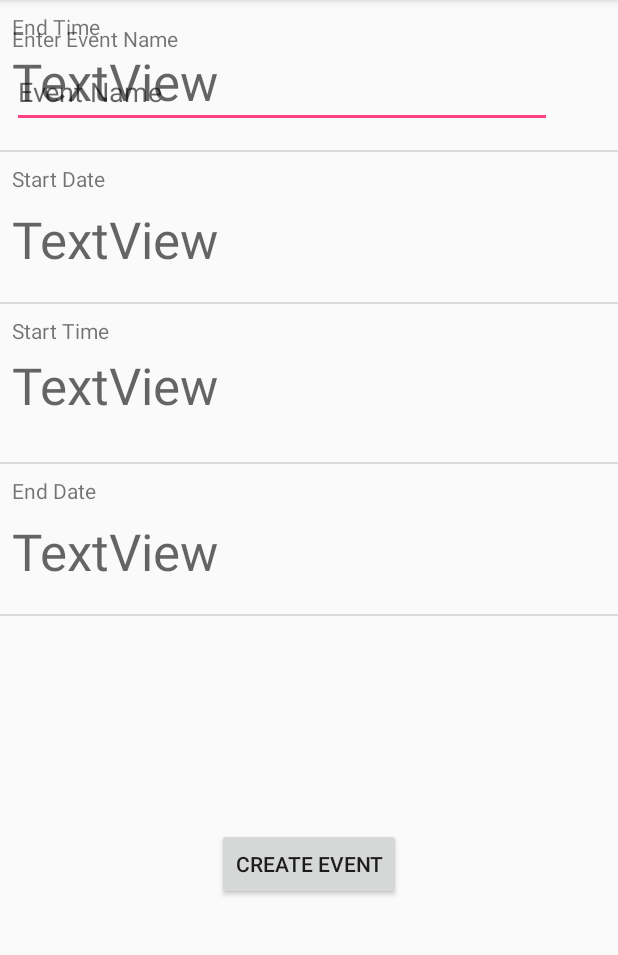
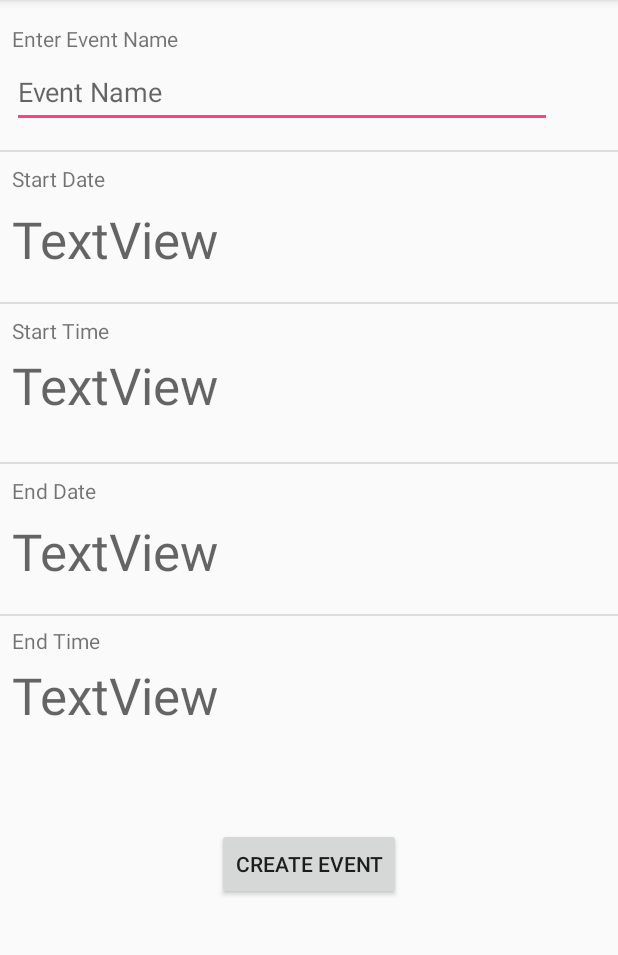
Before and after one commit to tnarayanan/LosAltosHacksIII, an Android app: the screen it shows after launch (CreateEvent), on a phone screen of 412 x 824 dp, the part 84-1039 px from its top. Run offline under Robolectric (Android 15) with nearby library versions, the phone set to English and light mode, and no system bars; our stand-ins replace Firebase (no records; nobody signed in at launch, a user with empty details on screens opened directly); libraries missing offline, so code that uses them is left out: com.alamkanak.weekview.

Commit message:
Create Task Almost Done

```diff
--- a/app/src/main/java/com/example/lah3/losaltoshacks3/CreateEvent.java
+++ b/app/src/main/java/com/example/lah3/losaltoshacks3/CreateEvent.java
@@ -8,6 +8,7 @@ import android.view.View;
 import android.widget.Button;
 import android.widget.DatePicker;
 import android.widget.EditText;
+import android.widget.TextView;
 import android.widget.TimePicker;
 
 import java.util.ArrayList;
@@ -31,6 +32,13 @@ public class CreateEvent extends AppCompatActivity {
         ConstraintLayout startTime = (ConstraintLayout) findViewById(R.id.startTimeLayout);
         ConstraintLayout endTime = (ConstraintLayout) findViewById(R.id.endTimeLayout);
 
+        final TextView startDateField = (TextView) findViewById(R.id.startDateField);
+        final TextView startTimeField = (TextView) findViewById(R.id.startTimeField);
+        final TextView endDateField = (TextView) findViewById(R.id.endDateField);
+        final TextView endTimeField = (TextView) findViewById(R.id.endTimeField);
+
+
+
         endDate.setOnClickListener(new View.OnClickListener() {
             @Override
             public void onClick(View view) {
@@ -44,6 +52,7 @@ public class CreateEvent extends AppCompatActivity {
                     public void onClick(View view) {
                         final String endDateString = endDate.getMonth() + " " + endDate.getDayOfMonth() + " " + endDate.getYear();
                         task[3] = endDateString;
+                        endDateField.setText(endDateString);
                     }
                 });
 
@@ -66,6 +75,7 @@ public class CreateEvent extends AppCompatActivity {
                     public void onClick(View view) {
                         final String startDateString = (startDate.getMonth() + 1) + " " + startDate.getDayOfMonth() + " " + startDate.getYear();
                         task[1] = startDateString;
+                        startDateField.setText(startDateString);
                     }
                 });
 
@@ -88,6 +98,7 @@ public class CreateEvent extends AppCompatActivity {
                     public void onClick(View view) {
                         final String startTimeString = startTime.getHour() + " " + startTime.getMinute();
                         task[2] = startTimeString;
+                        startTimeField.setText(startTimeString);
                     }
                 });
 
@@ -110,6 +121,7 @@ public class CreateEvent extends AppCompatActivity {
                     public void onClick(View view) {
                         final String endTimeString = endTime.getHour() + " " + endTime.getMinute();
                         task[4] = endTimeString;
+                        endTimeField.setText(endTimeString);
                     }
                 });
 
@@ -126,7 +138,7 @@ public class CreateEvent extends AppCompatActivity {
                 events.add(task);
 
                 Calendar event_end_time = Calendar.getInstance();
-                event_end_time.set(Calendar.DATE);
+                //event_end_time.set(Calendar.DATE);
             }
         });
 
--- a/app/src/main/res/layout/activity_create_event.xml
+++ b/app/src/main/res/layout/activity_create_event.xml
@@ -19,7 +19,7 @@
             app:layout_constraintEnd_toEndOf="parent"
             app:layout_constraintHorizontal_bias="0.0"
             app:layout_constraintStart_toStartOf="parent"
-            tools:layout_editor_absoluteY="409dp">
+            app:layout_constraintTop_toBottomOf="@+id/endDateLayout">
 
 
             <TextView
@@ -33,7 +33,7 @@
                 app:layout_constraintTop_toTopOf="parent" />
 
             <TextView
-                android:id="@+id/endTime"
+                android:id="@+id/endTimeField"
                 android:layout_width="wrap_content"
                 android:layout_height="wrap_content"
                 android:layout_marginTop="4dp"
@@ -84,7 +84,7 @@
                 app:layout_constraintTop_toTopOf="parent" />
 
             <TextView
-                android:id="@+id/startDate"
+                android:id="@+id/startDateField"
                 android:layout_width="wrap_content"
                 android:layout_height="wrap_content"
                 android:layout_marginTop="8dp"
@@ -160,7 +160,7 @@
                 app:layout_constraintTop_toTopOf="parent" />
 
             <TextView
-                android:id="@+id/startTime"
+                android:id="@+id/startTimeField"
                 android:layout_width="wrap_content"
                 android:layout_height="wrap_content"
                 android:layout_marginTop="4dp"
@@ -191,7 +191,7 @@
                 app:layout_constraintTop_toTopOf="parent" />
 
             <TextView
-                android:id="@+id/endDate"
+                android:id="@+id/endDateField"
                 android:layout_width="wrap_content"
                 android:layout_height="wrap_content"
                 android:layout_marginTop="8dp"
```
Also changed, not shown: 1 other file.
